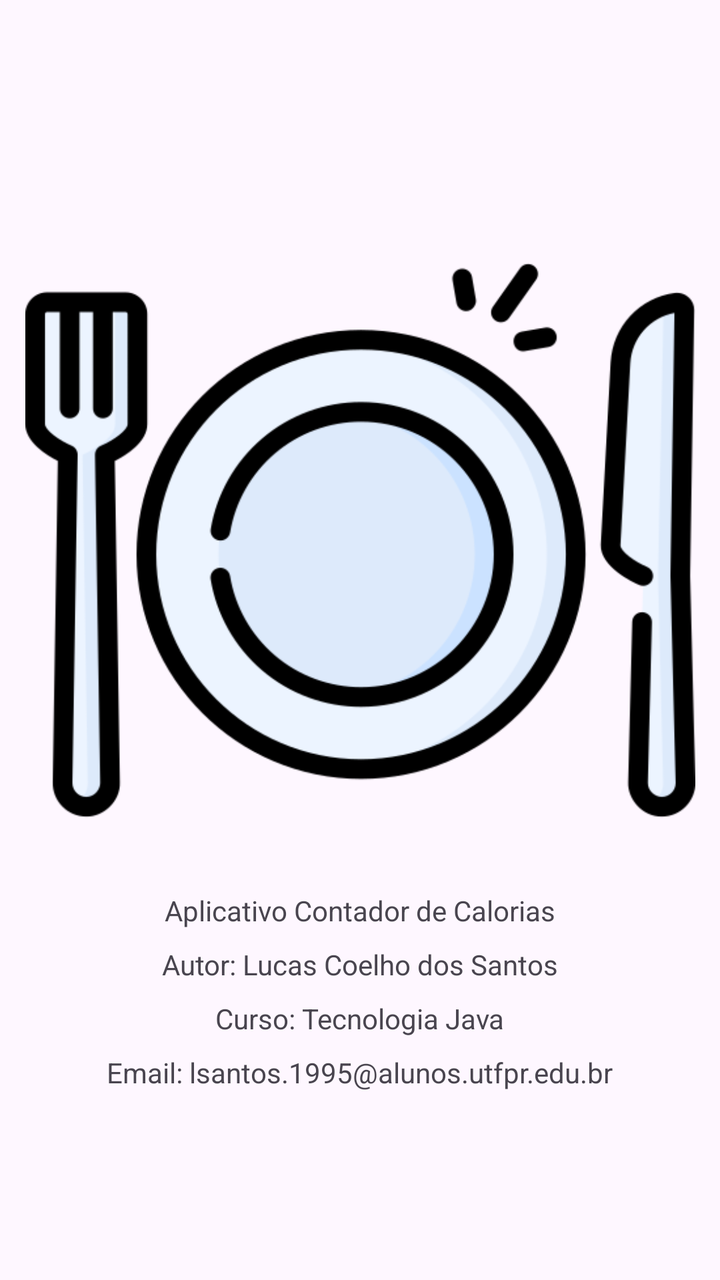
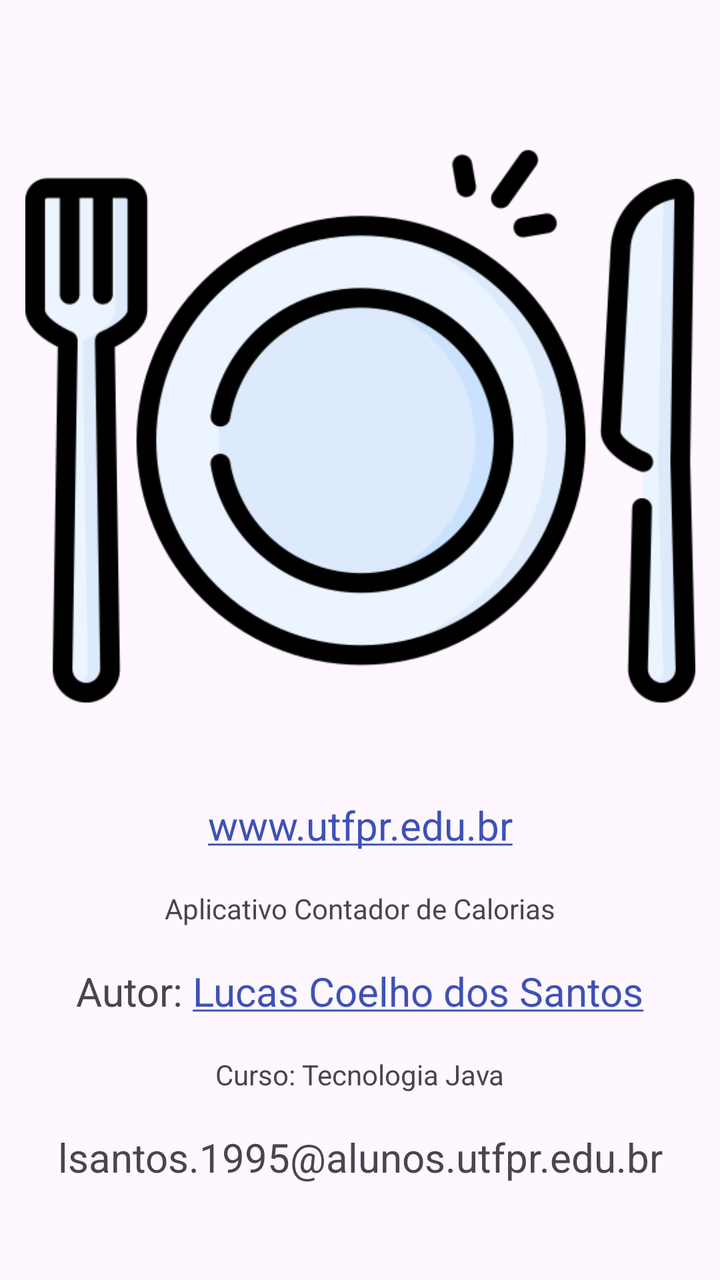

Before-and-after screenshots of an Android layout around one commit, followed by the original layout XML and the change that was made.
<!-- AndroidManifest.xml: application theme Theme.ThemeStylesIcons -->
<!-- res/layout/activity_autoria.xml -->
<?xml version="1.0" encoding="utf-8"?>
<androidx.constraintlayout.widget.ConstraintLayout xmlns:android="http://schemas.android.com/apk/res/android"
    xmlns:app="http://schemas.android.com/apk/res-auto"
    xmlns:tools="http://schemas.android.com/tools"
    android:id="@+id/main"
    android:layout_width="match_parent"
    android:layout_height="match_parent"
    android:fitsSystemWindows="true"
    tools:context=".AutoriaActivity">

    <androidx.constraintlayout.widget.ConstraintLayout
        android:id="@+id/constraintLayout"
        android:layout_width="0dp"
        android:layout_height="wrap_content"
        android:layout_marginStart="8dp"
        android:layout_marginTop="8dp"
        android:layout_marginEnd="8dp"
        android:layout_marginBottom="8dp"
        app:layout_constraintBottom_toBottomOf="parent"
        app:layout_constraintEnd_toEndOf="parent"
        app:layout_constraintStart_toStartOf="parent"
        app:layout_constraintTop_toTopOf="parent">

        <ImageView
            android:id="@+id/imageView"
            android:layout_width="335dp"
            android:layout_height="wrap_content"
            android:layout_marginStart="8dp"
            android:layout_marginTop="8dp"
            android:layout_marginEnd="8dp"
            android:adjustViewBounds="true"
            android:contentDescription="@string/logo_food"
            app:layout_constraintEnd_toEndOf="parent"
            app:layout_constraintStart_toStartOf="parent"
            app:layout_constraintTop_toTopOf="parent"
            app:srcCompat="@drawable/food_image" />

        <TextView
            android:id="@+id/textViewDescricao"
            android:layout_width="wrap_content"
            android:layout_height="wrap_content"
            android:layout_marginStart="8dp"
            android:layout_marginTop="8dp"
            android:layout_marginEnd="8dp"
            android:text="@string/descricao"
            app:layout_constraintEnd_toEndOf="parent"
            app:layout_constraintStart_toStartOf="parent"
            app:layout_constraintTop_toBottomOf="@+id/imageView" />

        <TextView
            android:id="@+id/textViewAutoria"
            android:layout_width="wrap_content"
            android:layout_height="wrap_content"
            android:layout_marginStart="8dp"
            android:layout_marginTop="8dp"
            android:layout_marginEnd="8dp"
            android:text="@string/autoria"
            app:layout_constraintEnd_toEndOf="parent"
            app:layout_constraintStart_toStartOf="parent"
            app:layout_constraintTop_toBottomOf="@+id/textViewDescricao" />

        <TextView
            android:id="@+id/textViewCurso"
            android:layout_width="wrap_content"
            android:layout_height="wrap_content"
            android:layout_marginStart="8dp"
            android:layout_marginTop="8dp"
            android:layout_marginEnd="8dp"
            android:text="@string/curso"
            app:layout_constraintEnd_toEndOf="parent"
            app:layout_constraintStart_toStartOf="parent"
            app:layout_constraintTop_toBottomOf="@+id/textViewAutoria" />

        <TextView
            android:id="@+id/textViewEmail"
            android:layout_width="wrap_content"
            android:layout_height="wrap_content"
            android:layout_marginStart="8dp"
            android:layout_marginTop="8dp"
            android:layout_marginEnd="8dp"
            android:text="@string/email"
            app:layout_constraintEnd_toEndOf="parent"
            app:layout_constraintStart_toStartOf="parent"
            app:layout_constraintTop_toBottomOf="@+id/textViewCurso" />
    </androidx.constraintlayout.widget.ConstraintLayout>

</androidx.constraintlayout.widget.ConstraintLayout>
<!-- resources referenced by this layout -->
<resources>
  <!-- drawable food_image: png bitmap (drawable, 39340 bytes) -->
  <string name="autoria">Autor: Lucas Coelho dos Santos</string>
  <string name="curso">Curso: Tecnologia Java</string>
  <string name="descricao">Aplicativo Contador de Calorias</string>
  <string name="email">Email: lsantos.1995@alunos.utfpr.edu.br</string>
  <string name="logo_food">Logo Food App</string>
  <style name="Theme.ThemeStylesIcons" parent="Theme.Material3.Light">
          <item name="android:statusBarColor">@android:color/transparent</item>
          <item name="android:windowTranslucentStatus">true</item>
          
           <item name="colorPrimary">@color/amarelo</item>
           <item name="colorPrimaryVariant">@color/amarelo_escuro</item>
           <item name="colorOnPrimary">@color/preto</item>
      </style>
  <color name="amarelo">#FFBE02</color>
  <color name="amarelo_escuro">#FF9800</color>
  <color name="preto">#FF000000</color>
</resources>

<!-- the commit's change to res/layout/activity_autoria.xml (unified diff, before → after) -->
@@ -36,6 +36,21 @@
             app:srcCompat="@drawable/food_image" />
 
         <TextView
+            android:id="@+id/textViewUrl"
+            android:layout_width="wrap_content"
+            android:layout_height="48dp"
+            android:layout_marginStart="8dp"
+            android:layout_marginTop="8dp"
+            android:layout_marginEnd="8dp"
+            android:autoLink="web"
+            android:gravity="center_vertical"
+            android:text="@string/url"
+            android:textSize="20sp"
+            app:layout_constraintEnd_toEndOf="parent"
+            app:layout_constraintStart_toStartOf="parent"
+            app:layout_constraintTop_toBottomOf="@+id/imageView" />
+
+        <TextView
             android:id="@+id/textViewDescricao"
             android:layout_width="wrap_content"
             android:layout_height="wrap_content"
@@ -45,16 +60,19 @@
             android:text="@string/descricao"
             app:layout_constraintEnd_toEndOf="parent"
             app:layout_constraintStart_toStartOf="parent"
-            app:layout_constraintTop_toBottomOf="@+id/imageView" />
+            app:layout_constraintTop_toBottomOf="@+id/textViewUrl" />
 
         <TextView
             android:id="@+id/textViewAutoria"
             android:layout_width="wrap_content"
-            android:layout_height="wrap_content"
+            android:layout_height="48dp"
             android:layout_marginStart="8dp"
             android:layout_marginTop="8dp"
             android:layout_marginEnd="8dp"
+            android:gravity="center_vertical"
+            android:onClick="abrirSiteAutoria"
             android:text="@string/autoria"
+            android:textSize="20sp"
             app:layout_constraintEnd_toEndOf="parent"
             app:layout_constraintStart_toStartOf="parent"
             app:layout_constraintTop_toBottomOf="@+id/textViewDescricao" />
@@ -74,14 +92,18 @@
         <TextView
             android:id="@+id/textViewEmail"
             android:layout_width="wrap_content"
-            android:layout_height="wrap_content"
+            android:layout_height="48dp"
             android:layout_marginStart="8dp"
             android:layout_marginTop="8dp"
             android:layout_marginEnd="8dp"
+            android:gravity="center_vertical"
+            android:onClick="enviarEmailAutor"
             android:text="@string/email"
+            android:textSize="20sp"
             app:layout_constraintEnd_toEndOf="parent"
             app:layout_constraintStart_toStartOf="parent"
             app:layout_constraintTop_toBottomOf="@+id/textViewCurso" />
+
     </androidx.constraintlayout.widget.ConstraintLayout>
 
 </androidx.constraintlayout.widget.ConstraintLayout>
<!-- resource entries referenced after the edit -->
@@ -1,11 +1,12 @@
 <!-- resources referenced by this layout -->
 <resources>
   <!-- drawable food_image: png bitmap (drawable, 39340 bytes) -->
-  <string name="autoria">Autor: Lucas Coelho dos Santos</string>
+  <string name="autoria">Autor: <a href="www.linkedin.com/in/lucas-coelho-dos-santos-1b5888109">Lucas Coelho dos Santos</a></string>
   <string name="curso">Curso: Tecnologia Java</string>
   <string name="descricao">Aplicativo Contador de Calorias</string>
-  <string name="email">Email: lsantos.1995@alunos.utfpr.edu.br</string>
+  <string name="email">lsantos.1995@alunos.utfpr.edu.br</string>
   <string name="logo_food">Logo Food App</string>
+  <string name="url">www.utfpr.edu.br</string>
   <style name="Theme.ThemeStylesIcons" parent="Theme.Material3.Light">
           <item name="android:statusBarColor">@android:color/transparent</item>
           <item name="android:windowTranslucentStatus">true</item>
@@ -13,9 +14,12 @@
            <item name="colorPrimary">@color/amarelo</item>
            <item name="colorPrimaryVariant">@color/amarelo_escuro</item>
            <item name="colorOnPrimary">@color/preto</item>
+          
+          <item name="android:textColorLink">@color/azul_escuro</item>
       </style>
   <color name="amarelo">#FFBE02</color>
   <color name="amarelo_escuro">#FF9800</color>
   <color name="preto">#FF000000</color>
+  <color name="azul_escuro">#3F51B5</color>
 </resources>
 
